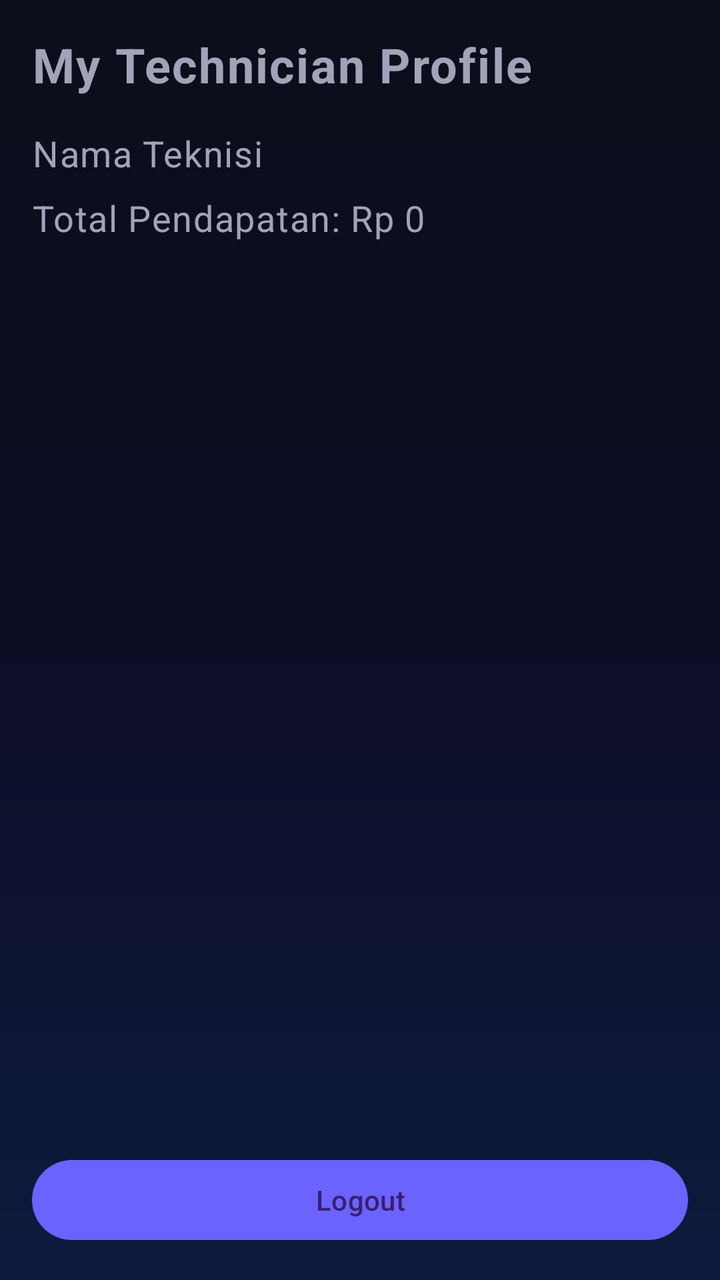
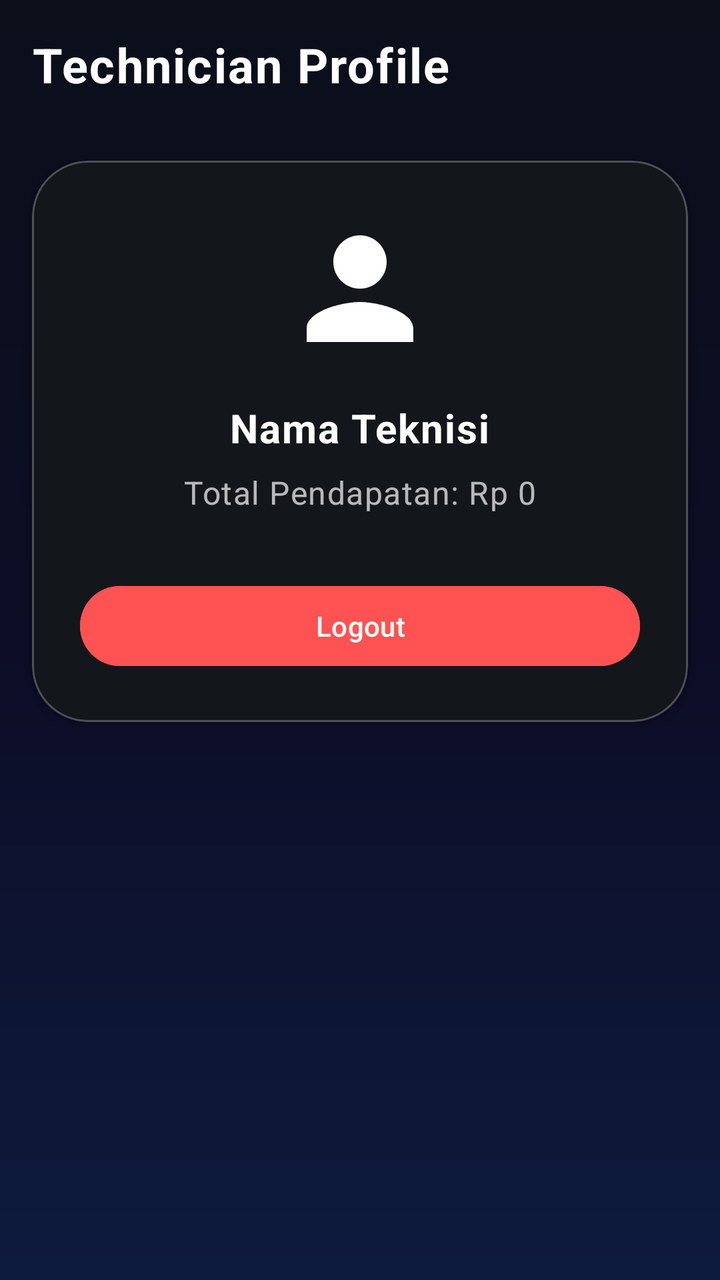

Before-and-after screenshots of an Android layout around one commit, followed by the original layout XML and the change that was made.
<!-- AndroidManifest.xml: application theme Theme.FixIt_v2 -->
<!-- res/layout/fragment_technician_profile.xml -->
<?xml version="1.0" encoding="utf-8"?>
<RelativeLayout xmlns:android="http://schemas.android.com/apk/res/android"
    android:layout_width="match_parent"
    android:layout_height="match_parent"
    android:padding="16dp">

    <LinearLayout
        android:layout_width="match_parent"
        android:layout_height="wrap_content"
        android:orientation="vertical">

        <TextView
            android:layout_width="wrap_content"
            android:layout_height="wrap_content"
            android:text="My Technician Profile"
            android:textSize="24sp"
            android:textStyle="bold" />

        <TextView
            android:id="@+id/textViewTechnicianName"
            android:layout_width="wrap_content"
            android:layout_height="wrap_content"
            android:layout_marginTop="16dp"
            android:text="Nama Teknisi"
            android:textSize="18sp" />

        <TextView
            android:id="@+id/textViewTechnicianEarnings"
            android:layout_width="wrap_content"
            android:layout_height="wrap_content"
            android:layout_marginTop="8dp"
            android:text="Total Pendapatan: Rp 0"
            android:textSize="18sp" />

    </LinearLayout>

    <Button
        android:id="@+id/buttonLogout"
        android:layout_width="match_parent"
        android:layout_height="wrap_content"
        android:layout_alignParentBottom="true"
        android:text="Logout" />

</RelativeLayout>
<!-- resources referenced by this layout -->
<resources>
  <style name="Theme.FixIt_v2" parent="Base.Theme.FixIt_v2" />
  <style name="Base.Theme.FixIt_v2" parent="Theme.Material3.Dark.NoActionBar">
          
          <item name="colorPrimary">@color/primary</item>
          <item name="colorSecondary">@color/secondary</item>
          <item name="android:windowBackground">@drawable/gradient_background</item>
          <item name="android:textViewStyle">@style/Widget.FixIt.TextView</item>
          <item name="alertDialogTheme">@style/AlertDialogTheme</item> 
      </style>
  <color name="primary">#6C63FF</color>
  <color name="secondary">#00E5FF</color>
  <!-- drawable gradient_background (drawable) -->
  <?xml version="1.0" encoding="utf-8"?>
  <shape xmlns:android="http://schemas.android.com/apk/res/android"
      android:shape="rectangle">
      <gradient
          android:type="linear"
          android:angle="-90"
          android:startColor="@color/gradient_start_dark"
          android:centerColor="@color/gradient_center_dark"
          android:endColor="@color/gradient_end_dark" />
  </shape>
  <style name="Widget.FixIt.TextView" parent="Widget.AppCompat.TextView">
          <item name="android:textAppearance">@style/TextAppearance.FixIt.Body</item>
      </style>
  <style name="AlertDialogTheme" parent="ThemeOverlay.Material3.Dark">
          <item name="android:windowBackground">@drawable/glass_card_background</item>
          <item name="colorSurface">@android:color/transparent</item>
          <item name="android:textColorPrimary">@color/text_primary_dark</item>
          <item name="android:textColorSecondary">@color/text_secondary_dark</item>
          <item name="buttonBarPositiveButtonStyle">@style/AlertDialog.Button</item>
          <item name="buttonBarNegativeButtonStyle">@style/AlertDialog.Button</item>
      </style>
  <color name="gradient_start_dark">#0B0F1A</color>
  <color name="gradient_center_dark">#0D0D26</color>
  <color name="gradient_end_dark">#0D1B3E</color>
  <style name="TextAppearance.FixIt.Body" parent="TextAppearance.MaterialComponents.Body1">
          <item name="android:textColor">@color/text_secondary_dark</item>
          <item name="android:alpha">0.8</item>
      </style>
  <!-- drawable glass_card_background (drawable) -->
  <?xml version="1.0" encoding="utf-8"?>
  <shape xmlns:android="http://schemas.android.com/apk/res/android"
      android:shape="rectangle">
      <solid android:color="@color/card_glass_background"/>
      <corners android:radius="@dimen/corner_radius_large"/>
      <stroke android:width="@dimen/card_stroke_width" android:color="@color/card_glass_stroke"/>
  </shape>
  <color name="text_primary_dark">#FFFFFF</color>
  <color name="text_secondary_dark">#A0A4B8</color>
  <style name="AlertDialog.Button" parent="Widget.Material3.Button.TextButton.Dialog">
          <item name="android:textColor">@color/primary</item>
      </style>
  <color name="card_glass_background">#14FFFFFF</color>
  <dimen name="corner_radius_large">28dp</dimen>
  <dimen name="card_stroke_width">1dp</dimen>
  <color name="card_glass_stroke">#33FFFFFF</color>
</resources>

<!-- the commit's change to res/layout/fragment_technician_profile.xml (unified diff, before → after) -->
@@ -1,44 +1,81 @@
 <?xml version="1.0" encoding="utf-8"?>
-<RelativeLayout xmlns:android="http://schemas.android.com/apk/res/android"
+<androidx.constraintlayout.widget.ConstraintLayout xmlns:android="http://schemas.android.com/apk/res/android"
+    xmlns:app="http://schemas.android.com/apk/res-auto"
+    xmlns:tools="http://schemas.android.com/tools"
     android:layout_width="match_parent"
     android:layout_height="match_parent"
-    android:padding="16dp">
+    android:background="@drawable/gradient_background">
 
-    <LinearLayout
+    <TextView
+        android:id="@+id/textViewHeader"
         android:layout_width="match_parent"
         android:layout_height="wrap_content"
-        android:orientation="vertical">
+        android:text="Technician Profile"
+        android:textColor="@color/white"
+        android:textSize="24sp"
+        android:textStyle="bold"
+        android:padding="16dp"
+        app:layout_constraintTop_toTopOf="parent"
+        app:layout_constraintStart_toStartOf="parent"
+        app:layout_constraintEnd_toEndOf="parent"/>
 
-        <TextView
-            android:layout_width="wrap_content"
-            android:layout_height="wrap_content"
-            android:text="My Technician Profile"
-            android:textSize="24sp"
-            android:textStyle="bold" />
-
-        <TextView
-            android:id="@+id/textViewTechnicianName"
-            android:layout_width="wrap_content"
-            android:layout_height="wrap_content"
-            android:layout_marginTop="16dp"
-            android:text="Nama Teknisi"
-            android:textSize="18sp" />
-
-        <TextView
-            android:id="@+id/textViewTechnicianEarnings"
-            android:layout_width="wrap_content"
-            android:layout_height="wrap_content"
-            android:layout_marginTop="8dp"
-            android:text="Total Pendapatan: Rp 0"
-            android:textSize="18sp" />
-
-    </LinearLayout>
-
-    <Button
-        android:id="@+id/buttonLogout"
+    <com.google.android.material.card.MaterialCardView
         android:layout_width="match_parent"
         android:layout_height="wrap_content"
-        android:layout_alignParentBottom="true"
-        android:text="Logout" />
+        android:layout_margin="16dp"
+        style="@style/Widget.FixIt.CardView.Glass"
+        app:cardBackgroundColor="@color/bottom_nav_background"
+        app:strokeColor="#40FFFFFF"
+        app:strokeWidth="1dp"
+        app:layout_constraintTop_toBottomOf="@+id/textViewHeader"
+        app:layout_constraintStart_toStartOf="parent"
+        app:layout_constraintEnd_toEndOf="parent">
 
-</RelativeLayout>
+        <LinearLayout
+            android:layout_width="match_parent"
+            android:layout_height="wrap_content"
+            android:orientation="vertical"
+            android:padding="24dp">
+
+            <ImageView
+                android:layout_width="80dp"
+                android:layout_height="80dp"
+                android:src="@drawable/ic_default_avatar"
+                android:layout_gravity="center_horizontal"
+                android:layout_marginBottom="16dp"
+                app:tint="@color/white"/>
+
+            <TextView
+                android:id="@+id/textViewTechnicianName"
+                android:layout_width="wrap_content"
+                android:layout_height="wrap_content"
+                android:text="Nama Teknisi"
+                android:textColor="@color/white"
+                android:textSize="20sp"
+                android:textStyle="bold"
+                android:layout_gravity="center_horizontal"/>
+
+            <TextView
+                android:id="@+id/textViewTechnicianEarnings"
+                android:layout_width="wrap_content"
+                android:layout_height="wrap_content"
+                android:layout_marginTop="8dp"
+                android:text="Total Pendapatan: Rp 0"
+                android:textColor="#B3FFFFFF"
+                android:textSize="16sp"
+                android:layout_gravity="center_horizontal"/>
+
+            <Button
+                android:id="@+id/buttonLogout"
+                android:layout_width="match_parent"
+                android:layout_height="wrap_content"
+                android:layout_marginTop="32dp"
+                android:text="Logout"
+                android:backgroundTint="#FF5252"
+                android:textColor="@color/white"/>
+
+        </LinearLayout>
+
+    </com.google.android.material.card.MaterialCardView>
+
+</androidx.constraintlayout.widget.ConstraintLayout>
<!-- resource entries referenced after the edit -->
@@ -1,5 +1,7 @@
 <!-- resources referenced by this layout -->
 <resources>
+  <color name="bottom_nav_background">#13171B</color>
+  <color name="white">#FFFFFFFF</color>
   <style name="Theme.FixIt_v2" parent="Base.Theme.FixIt_v2" />
   <style name="Base.Theme.FixIt_v2" parent="Theme.Material3.Dark.NoActionBar">
           
@@ -22,6 +24,21 @@
           android:centerColor="@color/gradient_center_dark"
           android:endColor="@color/gradient_end_dark" />
   </shape>
+  <!-- drawable ic_default_avatar (drawable) -->
+  <vector xmlns:android="http://schemas.android.com/apk/res/android"
+      android:width="24dp"
+      android:height="24dp"
+      android:viewportWidth="24"
+      android:viewportHeight="24">
+    <path
+        android:fillColor="@color/icon_inactive_dark"
+        android:pathData="M12,12c2.21,0 4,-1.79 4,-4s-1.79,-4 -4,-4 -4,1.79 -4,4 1.79,4 4,4zM12,14c-2.67,0 -8,1.34 -8,4v2h16v-2c0,-2.66 -5.33,-4 -8,-4z"/>
+  </vector>
+  <style name="Widget.FixIt.CardView.Glass" parent="Widget.MaterialComponents.CardView">
+          <item name="cardCornerRadius">@dimen/corner_radius_large</item>
+          <item name="cardElevation">4dp</item>
+          <item name="cardBackgroundColor">@android:color/transparent</item> 
+      </style>
   <style name="Widget.FixIt.TextView" parent="Widget.AppCompat.TextView">
           <item name="android:textAppearance">@style/TextAppearance.FixIt.Body</item>
       </style>
@@ -36,6 +53,7 @@
   <color name="gradient_start_dark">#0B0F1A</color>
   <color name="gradient_center_dark">#0D0D26</color>
   <color name="gradient_end_dark">#0D1B3E</color>
+  <color name="icon_inactive_dark">#70758A</color>
   <style name="TextAppearance.FixIt.Body" parent="TextAppearance.MaterialComponents.Body1">
           <item name="android:textColor">@color/text_secondary_dark</item>
           <item name="android:alpha">0.8</item>
